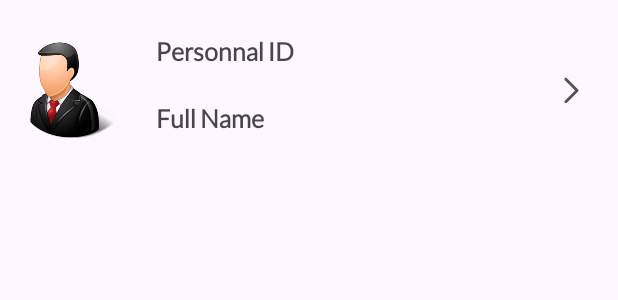
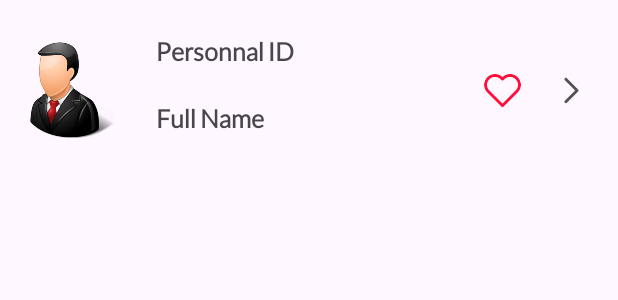
Before and after one commit to Samadihadis/EmployeeDatabaseApplication, an Android app: the layout item_employee.xml on its own in the app's theme, with its tools: preview values and no code run, on a phone screen of 412 x 824 dp. Shown: the top 300 px of the screen. Run offline under Robolectric (Android 15) with nearby library versions, the phone set to English and light mode, and no system bars.

Commit message:
Add favorite imageview to employee item and its png icons

```diff
--- a/app/src/main/res/layout/item_employee.xml
+++ b/app/src/main/res/layout/item_employee.xml
@@ -55,4 +55,14 @@
         app:layout_constraintTop_toTopOf="parent"
         app:tint="@color/gray" />
 
+    <androidx.appcompat.widget.AppCompatImageView
+        android:id="@+id/isFavoriteImageView"
+        android:layout_width="30dp"
+        android:layout_height="30dp"
+        android:layout_marginEnd="16dp"
+        android:src="@drawable/icon_fav_empty"
+        app:layout_constraintTop_toTopOf="@+id/arrowImageView"
+        app:layout_constraintBottom_toBottomOf="@+id/arrowImageView"
+        app:layout_constraintEnd_toStartOf="@+id/arrowImageView"/>
+
 </androidx.constraintlayout.widget.ConstraintLayout>
```
Also changed, not shown: app/src/main/res/drawable/icon_fav_empty.png (added), app/src/main/res/drawable/icon_fav_fill.png (added).
